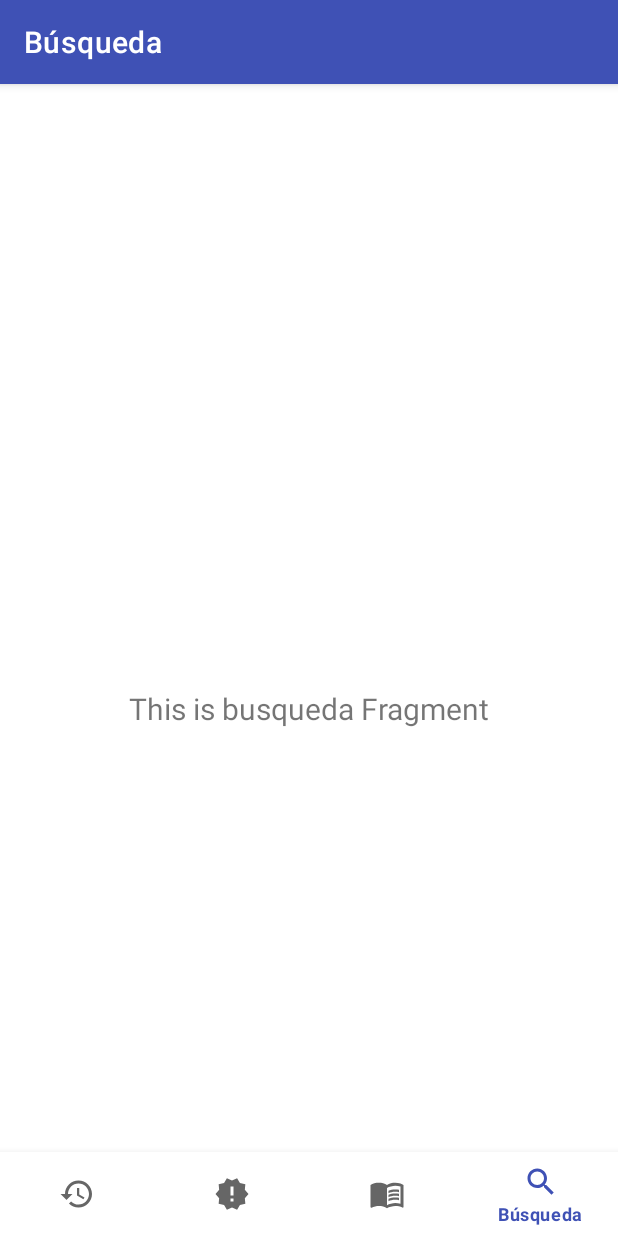
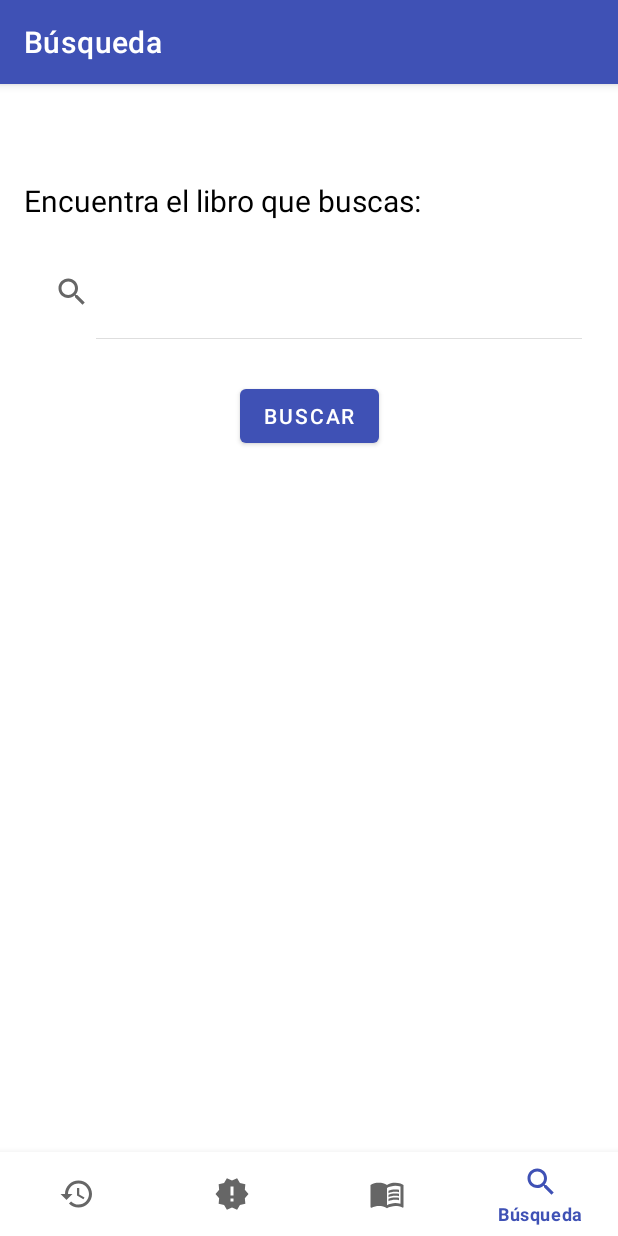
Before and after one commit to Jhonatan-Polar/MovilesA, an Android app: the BusquedaFragment screen opened directly, with no data from a screen before it, on a phone screen of 412 x 824 dp. Run offline under Robolectric (Android 15) with nearby library versions, the phone set to English and light mode, and no system bars; our stand-ins replace navigation-ui.

Commit message:
Búsqueda - Avance

```diff
--- a/app/src/main/java/pe/edu/pucp/proyecto/ui/busqueda/BusquedaFragment.kt
+++ b/app/src/main/java/pe/edu/pucp/proyecto/ui/busqueda/BusquedaFragment.kt
@@ -8,7 +8,14 @@ import android.widget.TextView
 import androidx.fragment.app.Fragment
 import androidx.lifecycle.Observer
 import androidx.lifecycle.ViewModelProvider
+import android.widget.SearchView.OnQueryTextListener
+import android.widget.Toast
+import kotlinx.android.synthetic.main.fragment_busqueda.*
+import pe.edu.pucp.proyecto.BottomNavigation
+import pe.edu.pucp.proyecto.Libro
+import pe.edu.pucp.proyecto.MainActivity
 import pe.edu.pucp.proyecto.databinding.FragmentBusquedaBinding
+import pe.edu.pucp.proyecto.libros
 import pe.edu.pucp.proyecto.ui.busqueda.BusquedaViewModel
 
 class BusquedaFragment : Fragment() {
@@ -31,10 +38,32 @@ class BusquedaFragment : Fragment() {
         _binding = FragmentBusquedaBinding.inflate(inflater, container, false)
         val root: View = binding.root
 
+
+        /*
         val textView: TextView = binding.textBusqueda
         busquedaViewModel.text.observe(viewLifecycleOwner, Observer {
             textView.text = it
         })
+         */
+
+        var textoABuscar : String = ""
+        binding.searchView.setOnQueryTextListener(object : OnQueryTextListener {
+            override fun onQueryTextChange(newText: String): Boolean {
+                return false
+            }
+
+            override fun onQueryTextSubmit(query: String): Boolean {
+                textoABuscar = query
+                binding.btnBuscar.callOnClick()
+                return false
+            }
+        })
+
+        binding.btnBuscar.setOnClickListener {
+            buscarLibros(libros,textoABuscar)
+        }
+
+
         return root
     }
 
@@ -42,4 +71,8 @@ class BusquedaFragment : Fragment() {
         super.onDestroyView()
         _binding = null
     }
+
+    fun buscarLibros(listaLibros : MutableList<Libro>, texto : String){
+
+    }
 }
--- a/app/src/main/res/layout/fragment_busqueda.xml
+++ b/app/src/main/res/layout/fragment_busqueda.xml
@@ -6,17 +6,47 @@
     android:layout_height="match_parent"
     tools:context=".ui.busqueda.BusquedaFragment">
 
-    <TextView
-        android:id="@+id/text_busqueda"
-        android:layout_width="match_parent"
+    <SearchView
+        android:id="@+id/searchView"
+        android:layout_width="0dp"
+        android:layout_height="62dp"
+        android:layout_marginStart="16dp"
+        android:layout_marginTop="52dp"
+        android:layout_marginEnd="16dp"
+        android:iconifiedByDefault="false"
+        app:defaultQueryHint="@string/txtBuscar"
+        app:layout_constraintEnd_toEndOf="parent"
+        app:layout_constraintHorizontal_bias="0.0"
+        app:layout_constraintStart_toStartOf="parent"
+        app:layout_constraintTop_toTopOf="parent"
+        app:queryHint="@string/txtBuscar">
+
+    </SearchView>
+
+    <Button
+        android:id="@+id/btnBuscar"
+        android:layout_width="wrap_content"
         android:layout_height="wrap_content"
-        android:layout_marginStart="8dp"
-        android:layout_marginTop="8dp"
-        android:layout_marginEnd="8dp"
-        android:textAlignment="center"
-        android:textSize="20sp"
+        android:text="@string/btnBuscar"
+        android:textColor="@color/white"
         app:layout_constraintBottom_toBottomOf="parent"
         app:layout_constraintEnd_toEndOf="parent"
         app:layout_constraintStart_toStartOf="parent"
+        app:layout_constraintTop_toBottomOf="@+id/searchView"
+        app:layout_constraintVertical_bias="0.05"
+        tools:ignore="TextContrastCheck" />
+
+    <TextView
+        android:id="@+id/txtBuscar"
+        android:layout_width="293dp"
+        android:layout_height="0dp"
+        android:layout_marginTop="8dp"
+        android:text="@string/txtBuscar"
+        android:textColor="@android:color/primary_text_light"
+        android:textSize="20sp"
+        app:layout_constraintEnd_toEndOf="parent"
+        app:layout_constraintHorizontal_bias="0.135"
+        app:layout_constraintStart_toStartOf="parent"
         app:layout_constraintTop_toTopOf="parent" />
+
 </androidx.constraintlayout.widget.ConstraintLayout>
--- a/app/src/main/res/values/colors.xml
+++ b/app/src/main/res/values/colors.xml
@@ -3,8 +3,8 @@
     <color name="purple_500">#3F51B5</color>
     <color name="purple_700">#303F9F</color>
     <color name="purple_200">#C5CAE9</color>
-    <color name="teal_200">#FF9800</color>
     <color name="teal_700">#FF9800</color>
+    <color name="teal_200">#FF5722</color>
     <color name="black">#212121</color>
     <color name="secondary_text">#757575</color>
     <color name="white">#FFFFFF</color>
--- a/app/src/main/res/values/strings.xml
+++ b/app/src/main/res/values/strings.xml
@@ -14,4 +14,6 @@
     <string name="txtAutor">Autor:</string>
     <string name="txtTitulo">Título:</string>
     <string name="txtDefault">null</string>
+    <string name="txtBuscar">Encuentra el libro que buscas:</string>
+    <string name="btnBuscar">BUSCAR</string>
 </resources>
```
